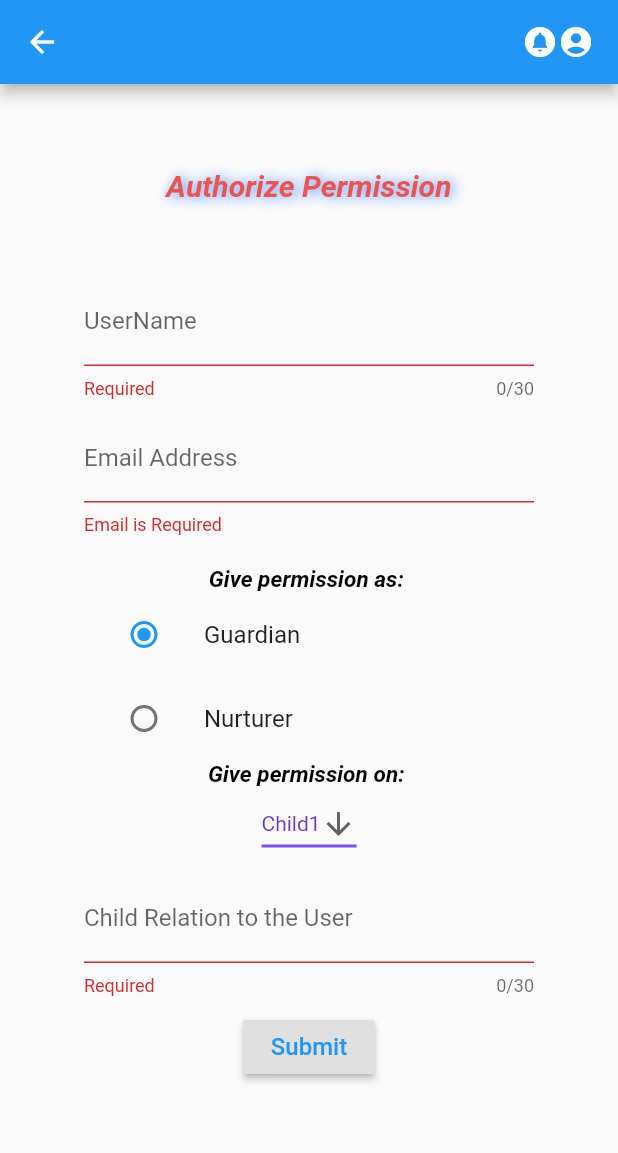
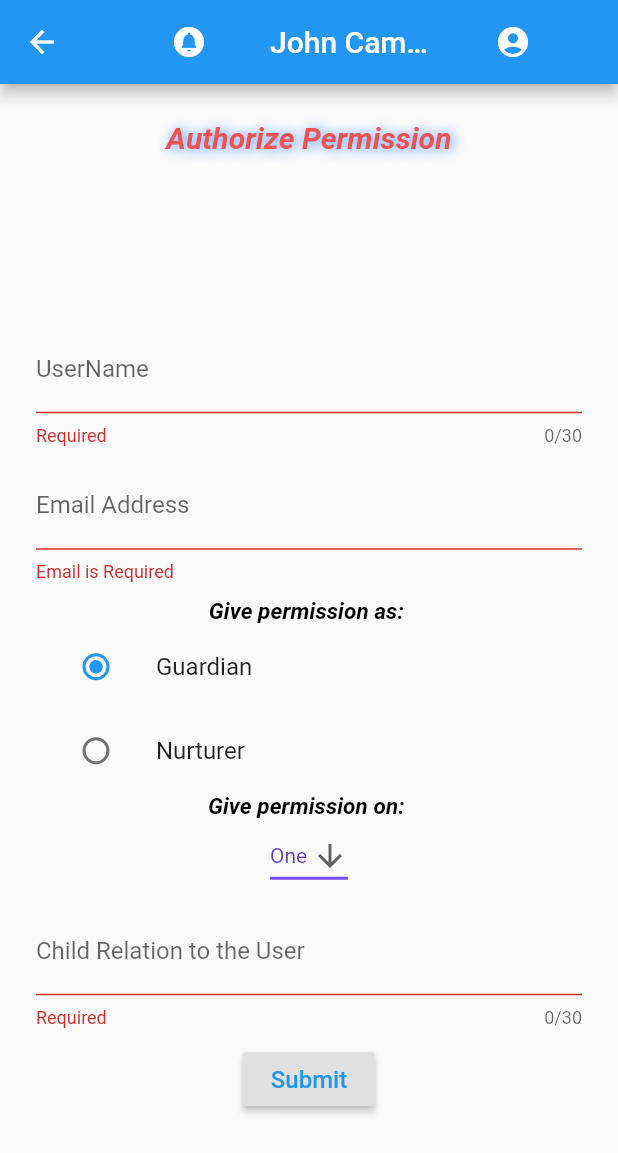
Before and after one commit to RaiyanJahangir/Capstone-Project, a Flutter app: the auth screen opened directly, after a tap on "Submit", on a phone screen of 412 x 824 dp. Shown: the top 1153 px of the screen. Run offline on Flutter 3.47's test engine with Material 2 defaults, Android fonts, the phone set to English and light mode, and no system bars; our stand-ins replace cloud_firestore, firebase_auth, firebase_core, firebase_database, fluttertoast, lottie; accounts and stored records are empty.

Commit message:
appbar update

```diff
--- a/lib/screens/give_auth_page.dart
+++ b/lib/screens/give_auth_page.dart
@@ -1,12 +1,9 @@
 import 'package:cloud_firestore/cloud_firestore.dart';
 import 'package:flutter/material.dart';
-import 'package:cloud_firestore/cloud_firestore.dart';
-import 'package:firebase_auth/firebase_auth.dart';
-import 'package:fluttertoast/fluttertoast.dart';
+
 
 enum user { guardian , nurturer }
-String? myEmail;
-String? myName;
+
 class auth extends StatefulWidget {
   const auth({Key? key}) : super(key: key);
 
@@ -18,21 +15,11 @@ class _authState extends State<auth> {
   user? _site = user.guardian;
   String? _name;
   String? _email;
-  String? _box = 'Child1';
+  String _box = 'One';
   String? _relation;
 
   final GlobalKey<FormState> _formKey = GlobalKey<FormState>();
-  Future<bool?> toast(String message) {
-    Fluttertoast.cancel();
-    return Fluttertoast.showToast(
-        msg: message,
-        toastLength: Toast.LENGTH_LONG,
-        gravity: ToastGravity.BOTTOM,
-        timeInSecForIosWeb: 4,
-        backgroundColor: Colors.redAccent,
-        textColor: Colors.white,
-        fontSize: 15.0);
-  }
+
   Widget _buildname() {
     return TextFormField(
       decoration: InputDecoration(labelText: 'UserName'),
@@ -113,7 +100,7 @@ class _authState extends State<auth> {
           _box = newValue!;
         });
       },
-      items: <String>['Child1', 'Child2', 'Child3', 'Child4']
+      items: <String>['One', 'Two', 'Free', 'Four']
           .map<DropdownMenuItem<String>>((String value) {
         return DropdownMenuItem<String>(
           value: value,
@@ -146,39 +133,36 @@ class _authState extends State<auth> {
             mainAxisAlignment: MainAxisAlignment.end,
             //crossAxisAlignment: CrossAxisAlignment.end,
             children: <Widget>[
-              Icon(
+              Expanded(
+                child: Icon(
                   Icons.circle_notifications,
                   color: Colors.white,
                   size: 24.0,
                   semanticLabel: 'Text to announce in accessibility modes',
                 ),
-              FutureBuilder(
-                future: _fetch(),
-                builder: (context, snapshot) {
-                  if (snapshot.connectionState != ConnectionState.done)
-                    return Text("Loading data...Please wait");
-                  return Text("$myEmail");
-                },
               ),
-              Icon(
+              Expanded(
+                child: Text("John Cameron"),
+              ),
+              Expanded(
+                child: Icon(
                   Icons.account_circle,
                   color: Colors.white,
                   size: 24.0,
                   semanticLabel: 'Text to announce in accessibility modes',
+                ),
               )
             ]
         ),
         //backgroundColor: Color.fromRGBO(232, 232, 242, 1),
       ),
-        //resizeToAvoidBottomInset: false,
       body: Container(
         margin: EdgeInsets.all(24),
-        child: SingleChildScrollView(
-          reverse: true,
-          padding: EdgeInsets.all(32),
         child: Column(
             children: [
-                Text(
+              Expanded(
+                flex: 1,
+                  child: Text(
                 "Authorize Permission",
                 textAlign: TextAlign.center,
                   style: TextStyle(
@@ -190,17 +174,19 @@ class _authState extends State<auth> {
                         Shadow(color: Colors.blueAccent, offset: Offset(2,1), blurRadius:10)
                       ]
                   )
+              )
               ),
-                SizedBox(height: 50,),
-                Form(
+              Expanded(
+                flex: 8,
+                  child: Form(
                     key: _formKey,
                     child: Column(
-                    //mainAxisAlignment: MainAxisAlignment.center,
+                      mainAxisAlignment: MainAxisAlignment.center,
                       children: [
                         _buildname(),
                         SizedBox(height: 10,),
                         _buildemail(),
-                      SizedBox(height: 20),
+                        SizedBox(height: 10),
                         Text('Give permission as: ',
                           style: TextStyle(
                               fontSize: 15,
@@ -227,14 +213,16 @@ class _authState extends State<auth> {
                             'Submit',
                           style: TextStyle(color: Colors.blue, fontSize: 16),
                             ),
-                        onPressed: () async {
+                          onPressed: () {
                             if (!_formKey.currentState!.validate()) {return;}
                             else {
                               _formKey.currentState!.save();
                               ScaffoldMessenger.of(context).showSnackBar(SnackBar(content: Text('Sending Data to the Cloud Firestore')));
-                            await users.add({'user-name': _name,'email': _email , 'permission-type' : _relation, 'permission-on': _box, 'relation': _relation, }).
-                            then((value) => toast("Authorization Successful")).catchError((error)=> toast("Failed to Authorize"));
-                            Navigator.pop(context);
+                              users.add({'user-name': _name,'email': _email ,
+                              'permission-type' : _relation, 'permission-on': _box,
+                              'relation': _relation, }).
+                              then((value) => print('User Added')).
+                              catchError((error)=> print('Failed to Add User : $error '));
                             }
                             print(_site);
                             print(_name);
@@ -246,26 +234,10 @@ class _authState extends State<auth> {
                       ],
                     )
                   )
+              )
             ],
-            ),
           ),
         ),
     );
   }
-  _fetch() async {
-    final firebaseUser = await FirebaseAuth.instance.currentUser!;
-    if (firebaseUser != null) {
-      await FirebaseFirestore.instance
-          .collection('Users')
-          .doc(firebaseUser.uid)
-          .get()
-          .then((ds) {
-        myEmail = ds.data()!['Email'];
-        myName = ds.data()!['Name'];
-        print(myEmail);
-      }).catchError((e) {
-        print(e);
-      });
 }
-  }
-}
```
Also changed, not shown: lib/screens/baby_info_as_guardian.dart (+75 -47 lines), lib/screens/baby_info_as_nurturer.dart (+8 -29 lines). Lines whose indentation alone changed are shown as unchanged.
